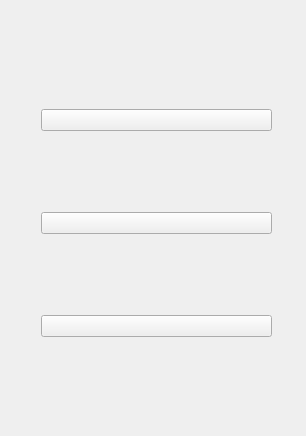
Above: selectionarea.ui from NesrineGhannay/ImagEdit before the change. Below: the same form after it.
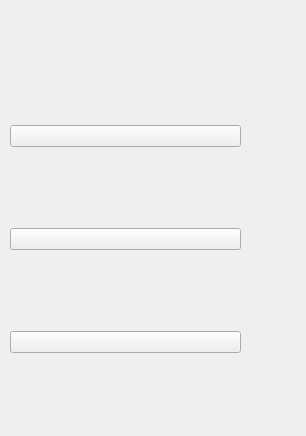
That is the form after the change. Icons and pictures are not drawn.

Commit message: The setup of the SelectionArea widget opening.

```diff
--- a/selectionarea.ui
+++ b/selectionarea.ui
@@ -13,11 +13,11 @@
   <property name="windowTitle">
    <string>Form</string>
   </property>
-  <widget class="QWidget" name="">
+  <widget class="QWidget" name="layoutWidget">
    <property name="geometry">
     <rect>
-     <x>41</x>
-     <y>34</y>
+     <x>10</x>
+     <y>50</y>
      <width>231</width>
      <height>381</height>
     </rect>
```
The commit also changes 5 other files.
